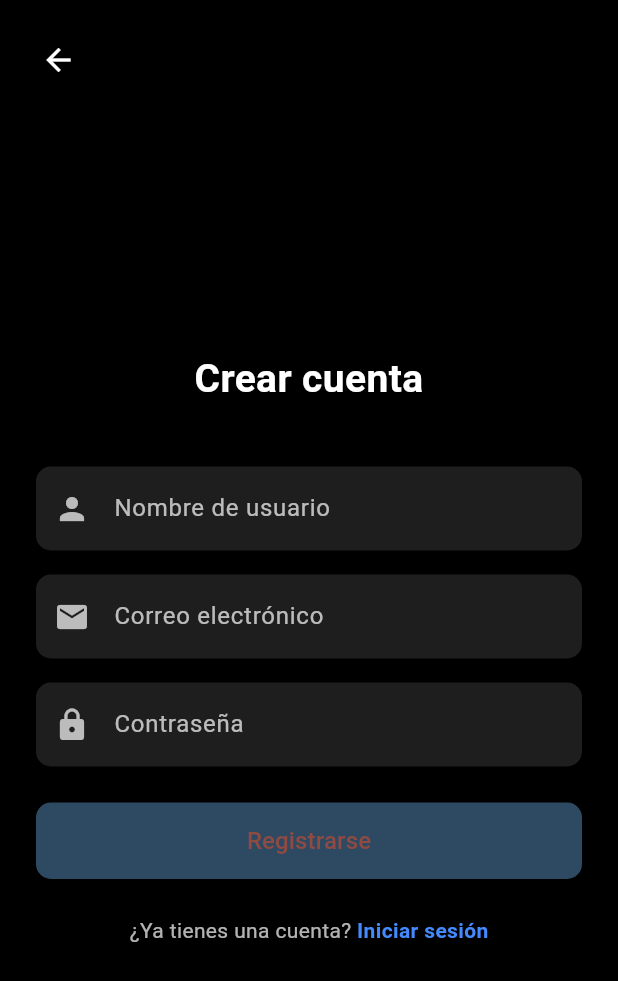
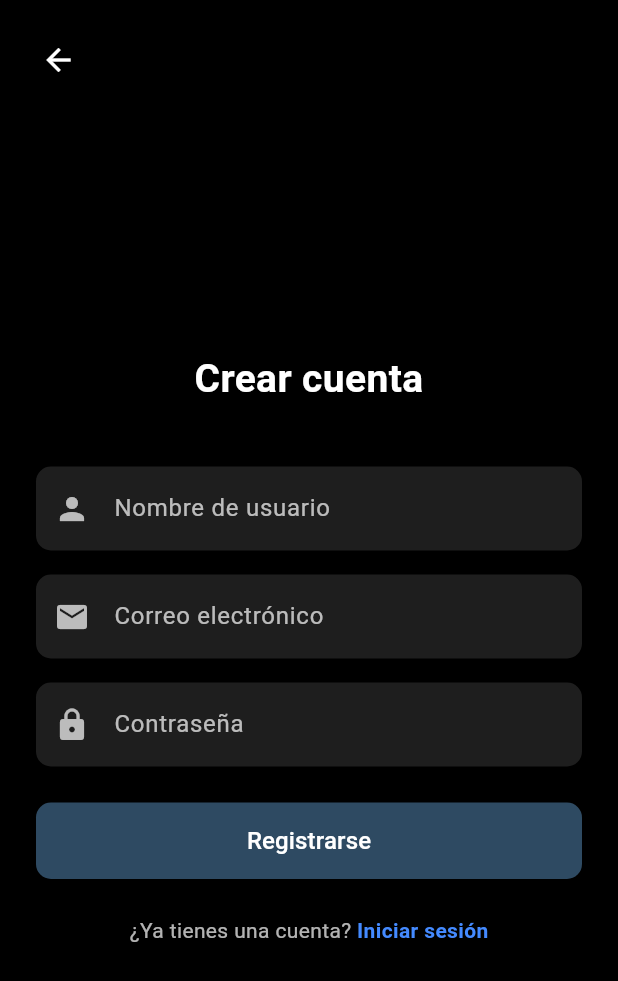
Before and after one commit to JoaquinRouge/Proyecto-TP3, a Flutter app: the screen it shows after launch, after a tap on "Registrarse", on a phone screen of 412 x 824 dp. Shown: the top 981 px of the screen. Run offline on Flutter 3.47's test engine with Material 3 defaults, Android fonts, the light colour scheme and no system bars; our stand-ins replace go_router.

Commit message:
agregado de primary color en theme

```diff
--- a/lib/core/theme/app_theme.dart
+++ b/lib/core/theme/app_theme.dart
@@ -20,8 +20,12 @@ class AppTheme {
 
   ThemeData getThemeData() {
     return ThemeData(
-      colorSchemeSeed: colors[selectedColor],
-      brightness: isDarkMode ? Brightness.dark : Brightness.light,
+      useMaterial3: true,
+      colorScheme: ColorScheme.fromSeed(
+        seedColor: colors[selectedColor],
+        brightness: isDarkMode ? Brightness.dark : Brightness.light,
+        primary: const Color(0xFF2E4A62), // 👈 azul definido como primary
+      ),
     );
   }
 }
--- a/lib/presentation/screens/login_screen.dart
+++ b/lib/presentation/screens/login_screen.dart
@@ -74,7 +74,7 @@ class LoginScreen extends StatelessWidget {
                     // TODO: acción de login
                   },
                   style: ElevatedButton.styleFrom(
-                    backgroundColor: const Color(0xFF2E4A62), // azul oscuro
+                    backgroundColor: Theme.of(context).colorScheme.primary, // azul oscuro
                     padding: const EdgeInsets.symmetric(vertical: 14),
                     shape: RoundedRectangleBorder(
                       borderRadius: BorderRadius.circular(10),
@@ -82,7 +82,10 @@ class LoginScreen extends StatelessWidget {
                   ),
                   child: const Text(
                     'Iniciar sesión',
-                    style: TextStyle(fontSize: 16),
+                    style: TextStyle(
+                      fontSize: 16,
+                      color: Colors.white
+                    ),
                   ),
                 ),
 
--- a/lib/presentation/screens/register_screen.dart
+++ b/lib/presentation/screens/register_screen.dart
@@ -107,7 +107,7 @@ class RegisterScreen extends StatelessWidget {
                         // TODO: acción para crear cuenta
                       },
                       style: ElevatedButton.styleFrom(
-                        backgroundColor: const Color(0xFF2E4A62), // azul oscuro
+                        backgroundColor: Theme.of(context).colorScheme.primary, // azul oscuro
                         padding: const EdgeInsets.symmetric(vertical: 14),
                         shape: RoundedRectangleBorder(
                           borderRadius: BorderRadius.circular(10),
@@ -115,7 +115,10 @@ class RegisterScreen extends StatelessWidget {
                       ),
                       child: const Text(
                         'Registrarse',
-                        style: TextStyle(fontSize: 16),
+                        style: TextStyle(
+                          fontSize: 16,
+                          color: Colors.white
+                        ),
                       ),
                     ),
 
```
